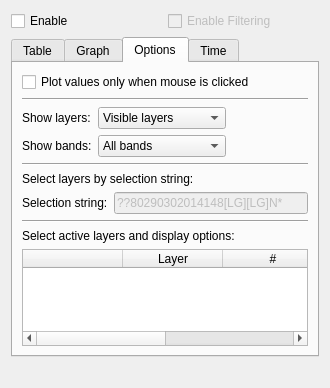
This is ui_valuewidgetbase.ui in kant/valuetool as Qt 5 draws it before an edit. The edited form follows.
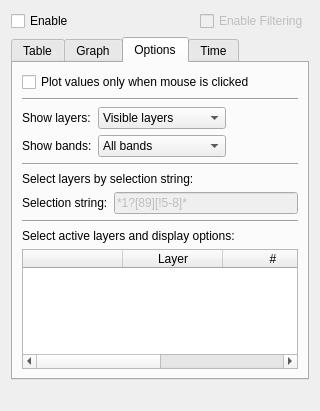
This is the edited form. The open tabs and pages were chosen to show the change.

What changed in the file:
```diff
--- a/ui_valuewidgetbase.ui
+++ b/ui_valuewidgetbase.ui
@@ -6,8 +6,8 @@
    <rect>
     <x>0</x>
     <y>0</y>
-    <width>330</width>
-    <height>388</height>
+    <width>320</width>
+    <height>411</height>
    </rect>
   </property>
   <property name="windowTitle">
@@ -24,7 +24,7 @@
      </property>
     </widget>
    </item>
-   <item row="0" column="1">
+   <item row="0" column="2">
     <widget class="QCheckBox" name="toggleFilter">
      <property name="enabled">
       <bool>false</bool>
@@ -37,7 +37,7 @@
      </property>
     </widget>
    </item>
-   <item row="1" column="0" colspan="2">
+   <item row="1" column="0" colspan="3">
     <widget class="QTabWidget" name="tabWidget">
      <property name="tabPosition">
       <enum>QTabWidget::North</enum>
@@ -384,7 +384,7 @@
 &lt;/table&gt;&lt;/body&gt;&lt;/html&gt;</string>
            </property>
            <property name="text">
-            <string>??80290302014148[LG][LG]N*</string>
+            <string>*1?[89][!5-8]*</string>
            </property>
           </widget>
          </item>
@@ -596,6 +596,19 @@
      </property>
     </widget>
    </item>
+   <item row="0" column="1">
+    <spacer name="horizontalSpacer">
+     <property name="orientation">
+      <enum>Qt::Horizontal</enum>
+     </property>
+     <property name="sizeHint" stdset="0">
+      <size>
+       <width>40</width>
+       <height>20</height>
+      </size>
+     </property>
+    </spacer>
+   </item>
   </layout>
  </widget>
  <resources/>
```
Left out of the diff: 13 changed lines with no effect on the pictures.
